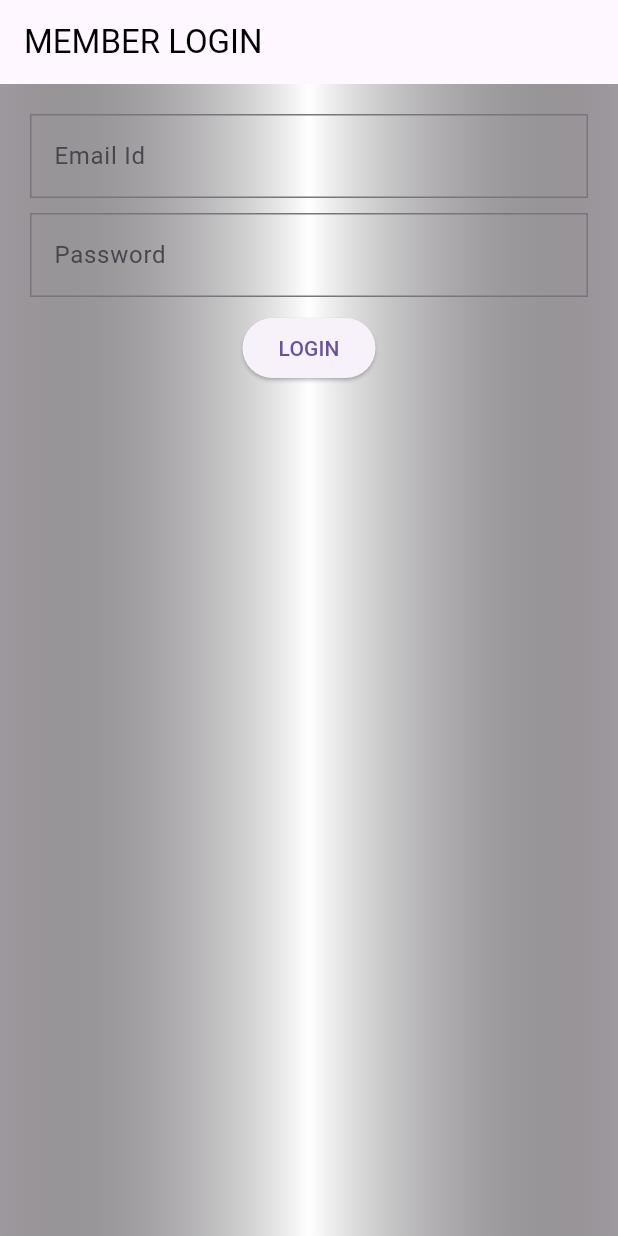
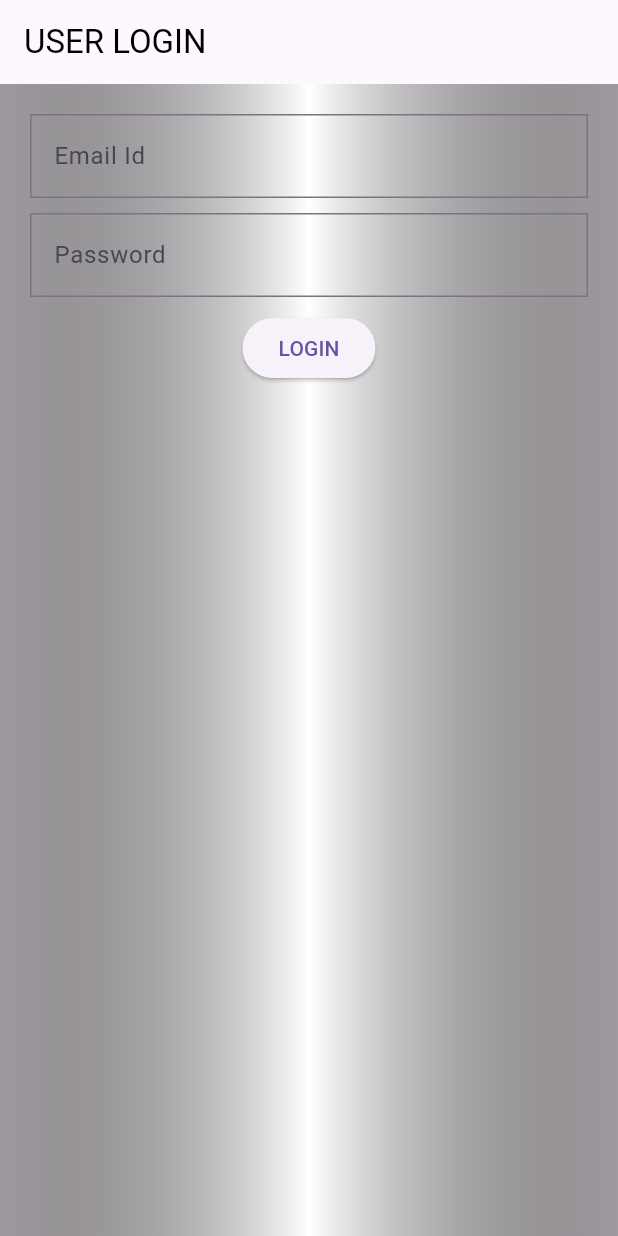
Before and after one commit to jeff1999git/FitGymFrontend, a Flutter app: the screen it shows after launch, in the side drawer, after a tap on "User Login", on a phone screen of 412 x 824 dp. Run offline on Flutter 3.47's test engine with Material 3 defaults, Android fonts, the phone set to English and light mode, and no system bars.

Commit message:
user page

```diff
--- a/lib/pages/userlogin.dart
+++ b/lib/pages/userlogin.dart
@@ -8,7 +8,7 @@ class MemberLogin extends StatelessWidget {
     return MaterialApp(
       home: Scaffold(
         appBar: AppBar(
-          title: Text("MEMBER LOGIN",style: TextStyle(color: Colors.black),),
+          title: Text("USER LOGIN",style: TextStyle(color: Colors.black),),
         ),
         body: Container(
           width: double.infinity,
```
Also changed, not shown: lib/pages/userMenu.dart (+11 -5 lines).
